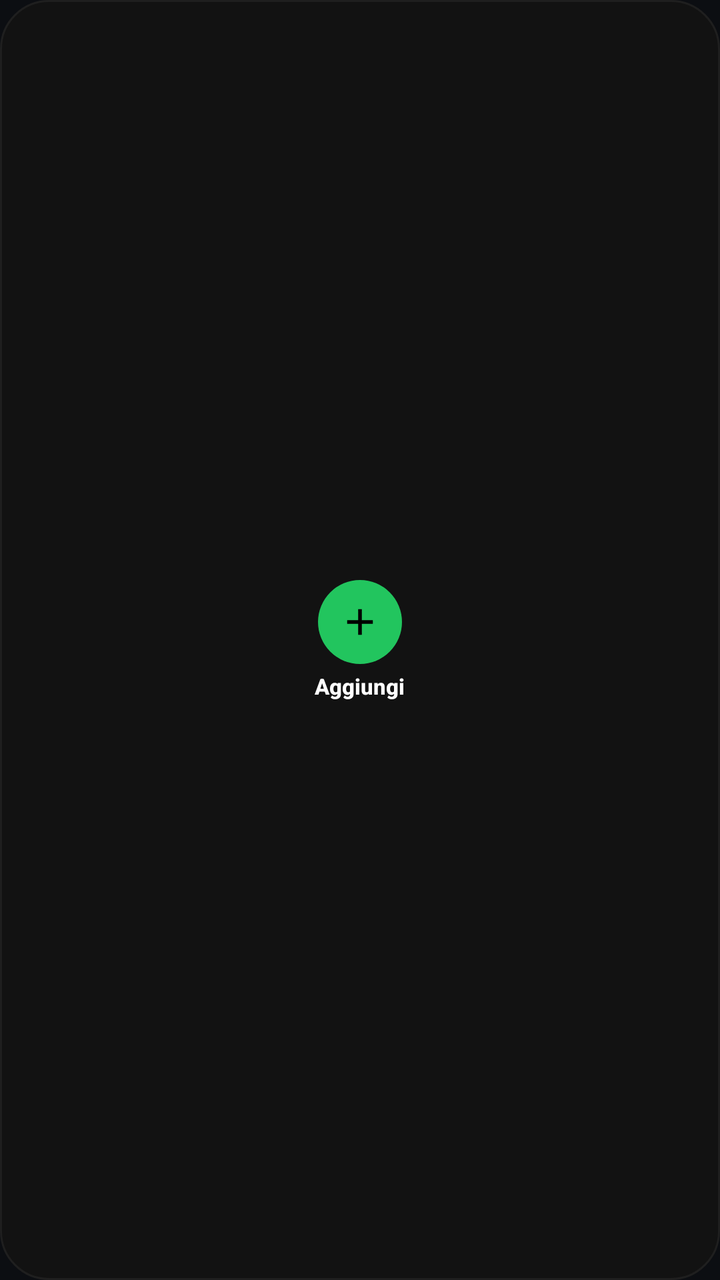
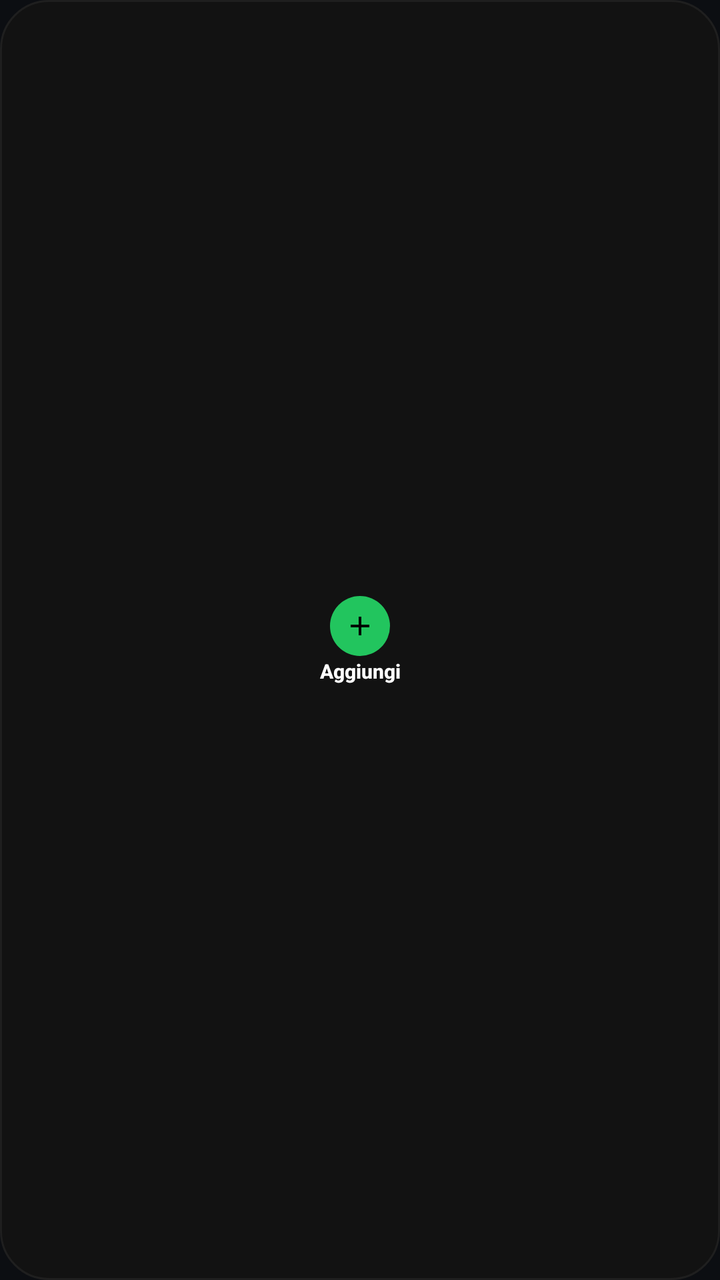

Screens rendered from an Android XML layout before and after an edit, with the pre-edit source and the edit as a unified diff.
<!-- AndroidManifest.xml: application theme Theme.MyApplication -->
<!-- res/layout/widget_quick_add.xml -->
<?xml version="1.0" encoding="utf-8"?>
<LinearLayout xmlns:android="http://schemas.android.com/apk/res/android"
    android:id="@+id/widget_quick_add_container"
    android:layout_width="match_parent"
    android:layout_height="match_parent"
    android:background="@drawable/widget_surface_bg"
    android:gravity="center"
    android:orientation="vertical"
    android:padding="8dp">

    
    <FrameLayout
        android:layout_width="42dp"
        android:layout_height="42dp"
        android:background="@drawable/widget_quick_add_btn_bg"
        android:padding="10dp">

        <ImageView
            android:layout_width="match_parent"
            android:layout_height="match_parent"
            android:contentDescription="@string/widget_add_food"
            android:src="@drawable/ic_widget_add"
            android:tint="#000000" />
    </FrameLayout>

    
    <TextView
        android:layout_width="wrap_content"
        android:layout_height="wrap_content"
        android:layout_marginTop="5dp"
        android:fontFamily="sans-serif-medium"
        android:includeFontPadding="false"
        android:singleLine="true"
        android:text="Aggiungi"
        android:textColor="#FFFFFF"
        android:textSize="11sp"
        android:textStyle="bold" />
</LinearLayout>
<!-- resources referenced by this layout -->
<resources>
  <!-- drawable ic_widget_add (drawable) -->
  <vector xmlns:android="http://schemas.android.com/apk/res/android"
      android:width="24dp"
      android:height="24dp"
      android:viewportWidth="24"
      android:viewportHeight="24">
      <path
          android:fillColor="#FFFFFFFF"
          android:pathData="M19,13h-6v6h-2v-6H5v-2h6V5h2v6h6v2z" />
  </vector>
  <!-- drawable widget_quick_add_btn_bg (drawable) -->
  <?xml version="1.0" encoding="utf-8"?>
  <shape xmlns:android="http://schemas.android.com/apk/res/android"
      android:shape="oval">
      <solid android:color="#22C55E" />
  </shape>
  <!-- drawable widget_surface_bg (drawable) -->
  <?xml version="1.0" encoding="utf-8"?>
  <shape xmlns:android="http://schemas.android.com/apk/res/android"
      android:shape="rectangle">
      <solid android:color="#121212" />
      <corners android:radius="24dp" />
      <stroke
          android:width="1dp"
          android:color="#1F1F1F" />
  </shape>
  <string name="widget_add_food">Aggiungi cibo</string>
  <style name="Theme.MyApplication" parent="android:Theme.DeviceDefault.NoActionBar">
          <item name="android:windowBackground">@color/splash_background</item>
          <item name="android:statusBarColor">@android:color/transparent</item>
          <item name="android:navigationBarColor">@android:color/transparent</item>
      </style>
  <color name="splash_background">#FF0C0E12</color>
</resources>

<!-- the commit's change to res/layout/widget_quick_add.xml (unified diff, before → after) -->
@@ -6,14 +6,14 @@
     android:background="@drawable/widget_surface_bg"
     android:gravity="center"
     android:orientation="vertical"
-    android:padding="8dp">
+    android:padding="6dp">
 
     
     <FrameLayout
-        android:layout_width="42dp"
-        android:layout_height="42dp"
+        android:layout_width="30dp"
+        android:layout_height="30dp"
         android:background="@drawable/widget_quick_add_btn_bg"
-        android:padding="10dp">
+        android:padding="7dp">
 
         <ImageView
             android:layout_width="match_parent"
@@ -25,14 +25,20 @@
 
     
     <TextView
-        android:layout_width="wrap_content"
+        android:layout_width="match_parent"
         android:layout_height="wrap_content"
-        android:layout_marginTop="5dp"
+        android:layout_marginTop="2dp"
+        android:autoSizeMaxTextSize="10sp"
+        android:autoSizeMinTextSize="7sp"
+        android:autoSizeStepGranularity="1sp"
+        android:autoSizeTextType="uniform"
+        android:ellipsize="end"
         android:fontFamily="sans-serif-medium"
+        android:gravity="center"
         android:includeFontPadding="false"
-        android:singleLine="true"
+        android:maxLines="1"
         android:text="Aggiungi"
         android:textColor="#FFFFFF"
-        android:textSize="11sp"
+        android:textSize="10sp"
         android:textStyle="bold" />
 </LinearLayout>
